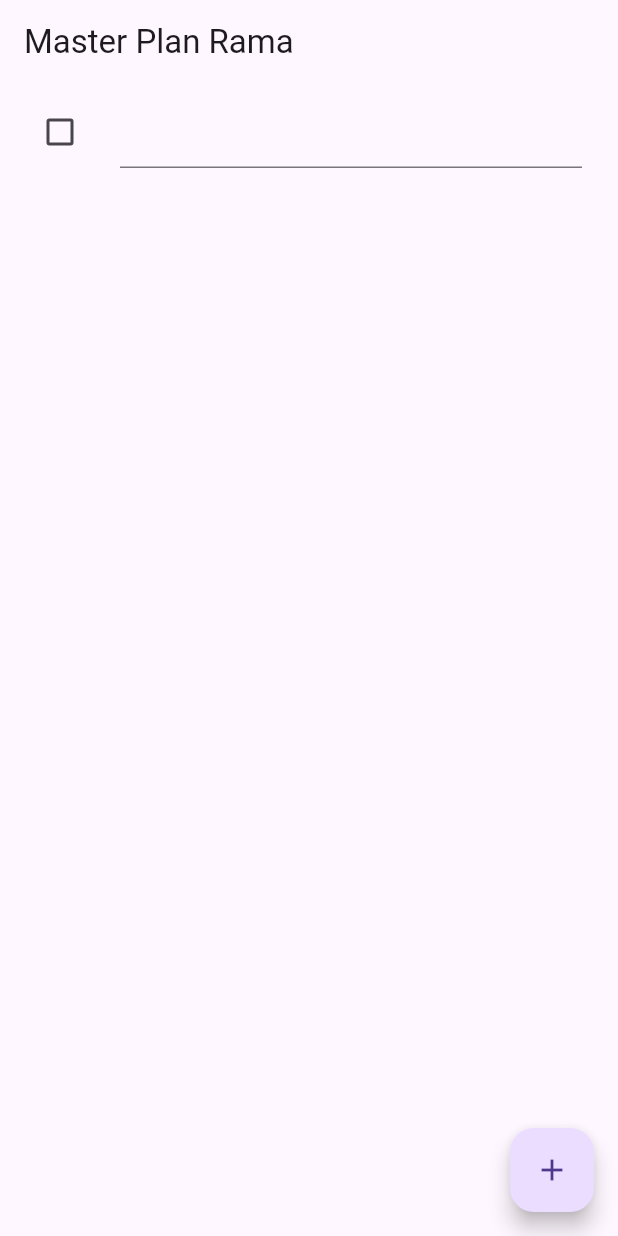
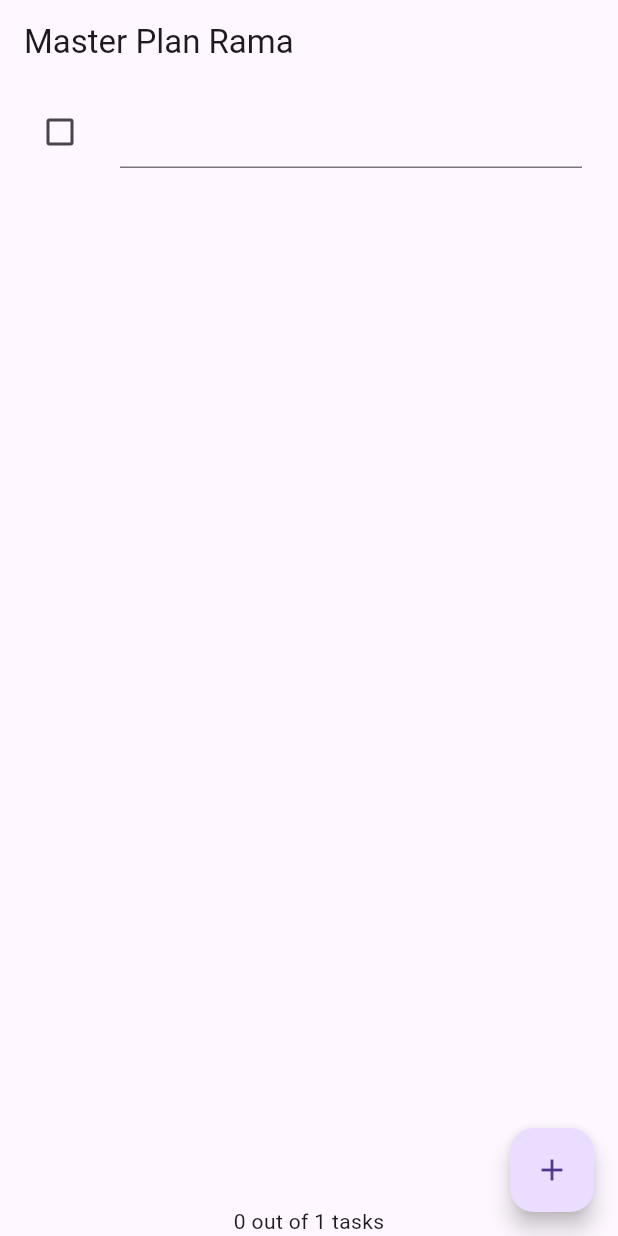
Before and after one commit to tektungg/master_plan, a Flutter app: the screen it shows after launch, after a tap on the "add" icon, on a phone screen of 412 x 824 dp. Run offline on Flutter 3.47's test engine with Material 3 defaults, Android fonts, the phone set to English and light mode, and no system bars.

Commit message:
fix : Prakikum 2

```diff
--- a/lib/main.dart
+++ b/lib/main.dart
@@ -1,4 +1,6 @@
 import 'package:flutter/material.dart';
+import 'package:master_plan/models/plan.dart';
+import 'package:master_plan/provider/plan_provider.dart';
 import './views/plan_screen.dart';
 
 void main() => runApp(MasterPlanApp());
@@ -10,7 +12,10 @@ class MasterPlanApp extends StatelessWidget {
   Widget build(BuildContext context) {
     return MaterialApp(
       theme: ThemeData(primarySwatch: Colors.purple),
-      home: PlanScreen(),
+      home: PlanProvider(
+        notifier: ValueNotifier(const Plan()),
+        child: const PlanScreen(),
+      ),
     );
   }
 }
--- a/lib/models/plan.dart
+++ b/lib/models/plan.dart
@@ -5,4 +5,9 @@ class Plan {
   final List<Task> tasks;
 
   const Plan({this.name = '', this.tasks = const []});
+
+  int get completedCount => tasks.where((task) => task.complete).length;
+
+  String get completenessMessage =>
+      '$completedCount out of ${tasks.length} tasks';
 }
--- /dev/null
+++ b/lib/provider/plan_provider.dart
@@ -0,0 +1,14 @@
+import 'package:flutter/material.dart';
+import '../models/data_layer.dart';
+
+class PlanProvider extends InheritedNotifier<ValueNotifier<Plan>> {
+  const PlanProvider(
+      {super.key, required Widget child, required ValueNotifier<Plan> notifier})
+      : super(child: child, notifier: notifier);
+
+  static ValueNotifier<Plan> of(BuildContext context) {
+    return context
+        .dependOnInheritedWidgetOfExactType<PlanProvider>()!
+        .notifier!;
+  }
+}
--- a/lib/views/plan_screen.dart
+++ b/lib/views/plan_screen.dart
@@ -1,3 +1,5 @@
+import 'package:master_plan/provider/plan_provider.dart';
+
 import '../models/data_layer.dart';
 import 'package:flutter/material.dart';
 
@@ -9,7 +11,6 @@ class PlanScreen extends StatefulWidget {
 }
 
 class _PlanScreenState extends State<PlanScreen> {
-  Plan plan = const Plan();
   late ScrollController scrollController;
 
   @override
@@ -25,8 +26,18 @@ class _PlanScreenState extends State<PlanScreen> {
 Widget build(BuildContext context) {
    return Scaffold(
      appBar: AppBar(title: const Text('Master Plan Rama')),
-      body: _buildList(),
-      floatingActionButton: _buildAddTaskButton(),
+     body: ValueListenableBuilder<Plan>(
+       valueListenable: PlanProvider.of(context),
+       builder: (context, plan, child) {
+         return Column(
+           children: [
+             Expanded(child: _buildList(plan)),
+             SafeArea(child: Text(plan.completenessMessage))
+           ],
+         );
+       },
+     ),
+     floatingActionButton: _buildAddTaskButton(context),
    );
 }
 
@@ -36,60 +47,57 @@ class _PlanScreenState extends State<PlanScreen> {
     super.dispose();
   }
 
-  Widget _buildAddTaskButton() {
+  Widget _buildAddTaskButton(BuildContext context) {
+    ValueNotifier<Plan> planNotifier = PlanProvider.of(context);
     return FloatingActionButton(
       child: const Icon(Icons.add),
       onPressed: () {
-        setState(() {
-          plan = Plan(
-            name: plan.name,
-            tasks: List<Task>.from(plan.tasks)..add(const Task()),
+        Plan currentPlan = planNotifier.value;
+        planNotifier.value = Plan(
+          name: currentPlan.name,
+          tasks: List<Task>.from(currentPlan.tasks)..add(const Task()),
         );
-        });
       },
     );
   }
 
-  Widget _buildList() {
+  Widget _buildList(Plan plan) {
     return ListView.builder(
+      controller: scrollController,
       itemCount: plan.tasks.length,
-      itemBuilder: (context, index) => _buildTaskTile(plan.tasks[index], index),
-      controller: scrollController,
-      keyboardDismissBehavior: Theme.of(context).platform == TargetPlatform.iOS
-          ? ScrollViewKeyboardDismissBehavior.onDrag
-          : ScrollViewKeyboardDismissBehavior.manual,
+      itemBuilder: (context, index) =>
+          _buildTaskTile(plan.tasks[index], index, context),
     );
   }
 
-  Widget _buildTaskTile(Task task, int index) {
+  Widget _buildTaskTile(Task task, int index, BuildContext context) {
+    ValueNotifier<Plan> planNotifier = PlanProvider.of(context);
     return ListTile(
       leading: Checkbox(
           value: task.complete,
           onChanged: (selected) {
-            setState(() {
-              plan = Plan(
-                name: plan.name,
-                tasks: List<Task>.from(plan.tasks)
+            Plan currentPlan = planNotifier.value;
+            planNotifier.value = Plan(
+              name: currentPlan.name,
+              tasks: List<Task>.from(currentPlan.tasks)
                 ..[index] = Task(
                   description: task.description,
                   complete: selected ?? false,
                 ),
             );
-            });
           }),
       title: TextFormField(
         initialValue: task.description,
         onChanged: (text) {
-          setState(() {
-            plan = Plan(
-              name: plan.name,
-              tasks: List<Task>.from(plan.tasks)
+          Plan currentPlan = planNotifier.value;
+          planNotifier.value = Plan(
+            name: currentPlan.name,
+            tasks: List<Task>.from(currentPlan.tasks)
               ..[index] = Task(
                 description: text,
                 complete: task.complete,
               ),
           );
-          });
         },
       ),
     );
```
Lines whose indentation alone changed are shown as unchanged.
